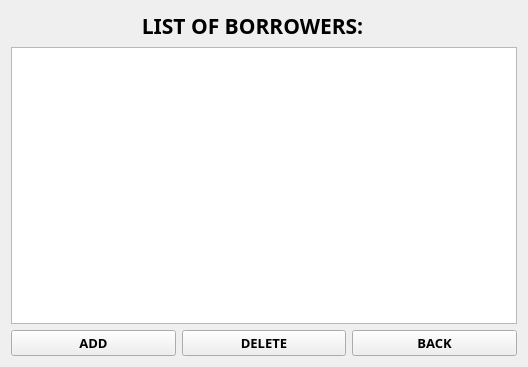
Old version of the form listborrowers.ui in the repository markytools/sume-borrower-app.
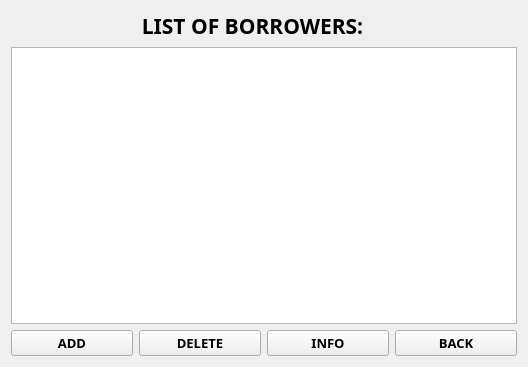
New version of the form.

The edit to the form file:
```diff
--- a/listborrowers.ui
+++ b/listborrowers.ui
@@ -14,7 +14,7 @@
    <string>Form</string>
   </property>
   <layout class="QGridLayout" name="gridLayout">
-   <item row="0" column="0" colspan="3">
+   <item row="0" column="0">
     <widget class="QLabel" name="label">
      <property name="font">
       <font>
@@ -29,10 +29,12 @@
      </property>
     </widget>
    </item>
-   <item row="1" column="0" colspan="3">
+   <item row="1" column="0">
     <widget class="QTableWidget" name="tableWidget"/>
    </item>
    <item row="2" column="0">
+    <layout class="QHBoxLayout" name="horizontalLayout">
+     <item>
     <widget class="QPushButton" name="AddButton">
      <property name="font">
       <font>
@@ -47,7 +49,7 @@
      </property>
     </widget>
    </item>
-   <item row="2" column="1">
+     <item>
     <widget class="QPushButton" name="AddButton_2">
      <property name="font">
       <font>
@@ -62,7 +64,22 @@
      </property>
     </widget>
    </item>
-   <item row="2" column="2">
+     <item>
+      <widget class="QPushButton" name="AddButton_4">
+       <property name="font">
+        <font>
+         <family>Segoe UI Black</family>
+         <pointsize>10</pointsize>
+         <weight>75</weight>
+         <bold>true</bold>
+        </font>
+       </property>
+       <property name="text">
+        <string>INFO</string>
+       </property>
+      </widget>
+     </item>
+     <item>
     <widget class="QPushButton" name="AddButton_3">
      <property name="font">
       <font>
@@ -76,6 +93,8 @@
       <string>BACK</string>
      </property>
     </widget>
+     </item>
+    </layout>
    </item>
   </layout>
  </widget>
```
Lines whose indentation alone changed are shown as unchanged.
